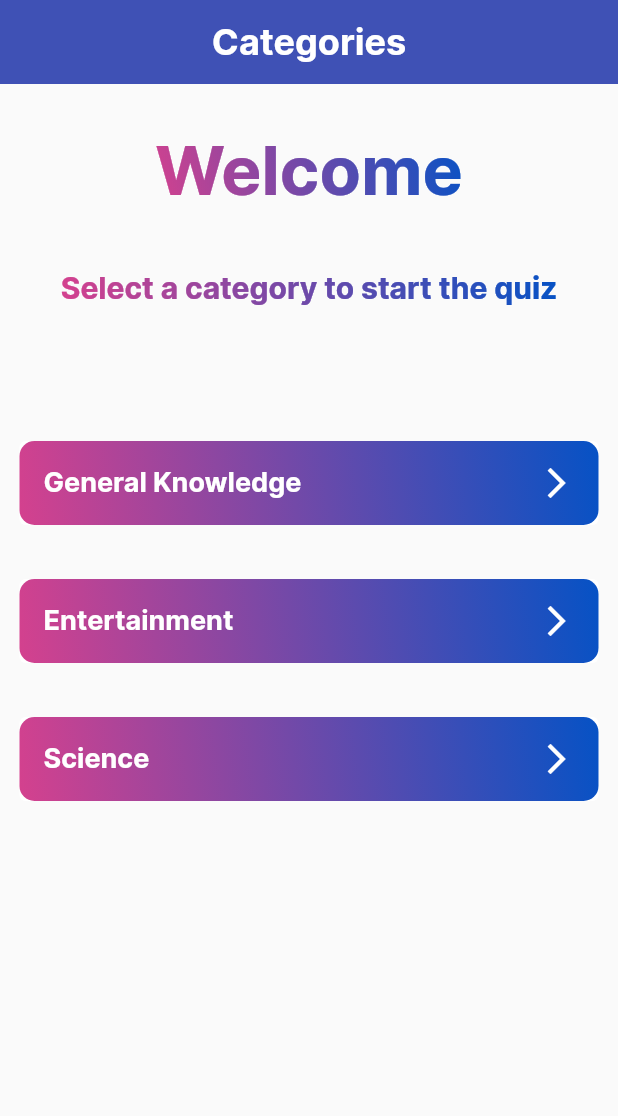
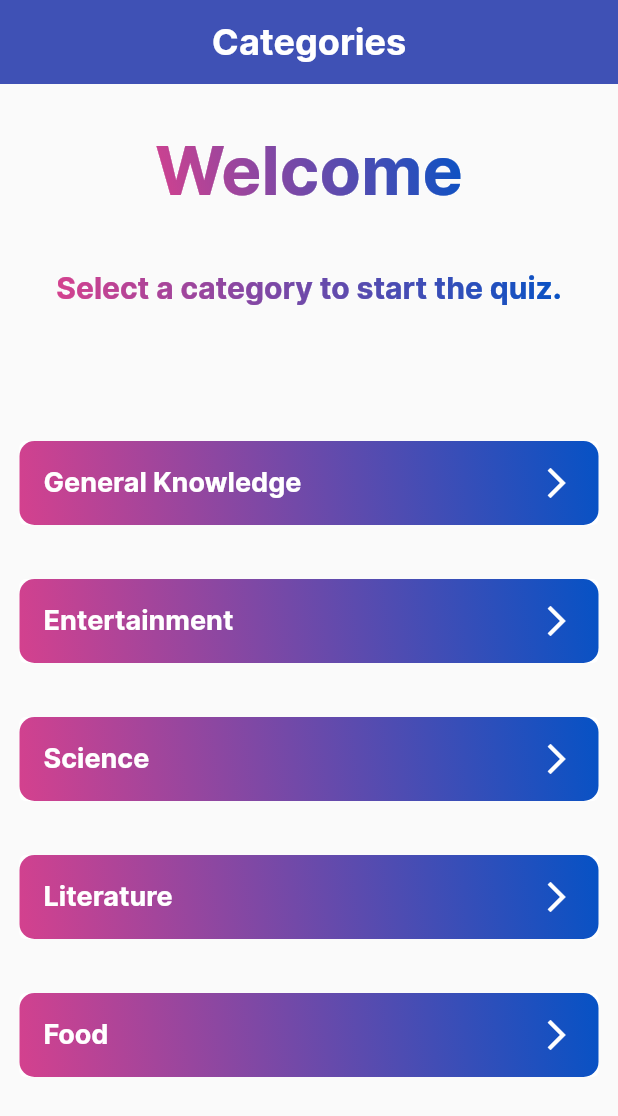
Before and after one commit to rajivkumarburra/OIBSIP-AppDev-Task-4, a Flutter app: the screen it shows after launch, on a phone screen of 412 x 824 dp. Shown: the top 1116 px of the screen. Run offline on Flutter 3.47's test engine with Material 2 defaults, Android fonts, the phone set to English and light mode, and no system bars; our stand-ins replace cloud_firestore, firebase_core; accounts and stored records are empty.

Commit message:
added 2 new categories

```diff
--- a/lib/models/question_model.dart
+++ b/lib/models/question_model.dart
@@ -13,5 +13,7 @@ class Question {
     'General Knowledge',
     'Entertainment',
     'Science',
+    'Literature',
+    'Food',
   ];
 }
--- a/lib/screens/home_page.dart
+++ b/lib/screens/home_page.dart
@@ -73,7 +73,7 @@ class _MyHomePageState extends State<MyHomePage> {
                     end: Alignment.bottomLeft,
                   ).createShader(bounds),
                   child: const Text(
-                    'Select a category to start the quiz',
+                    'Select a category to start the quiz.',
                     style: TextStyle(
                       fontSize: 20,
                       fontWeight: FontWeight.bold,
```
